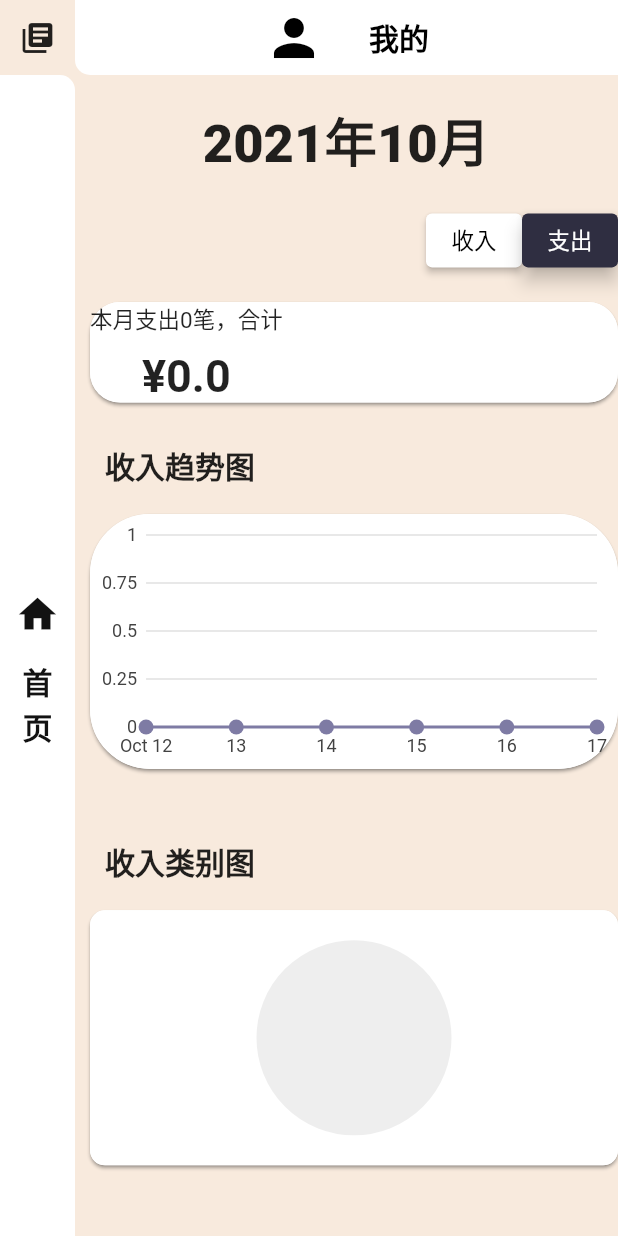
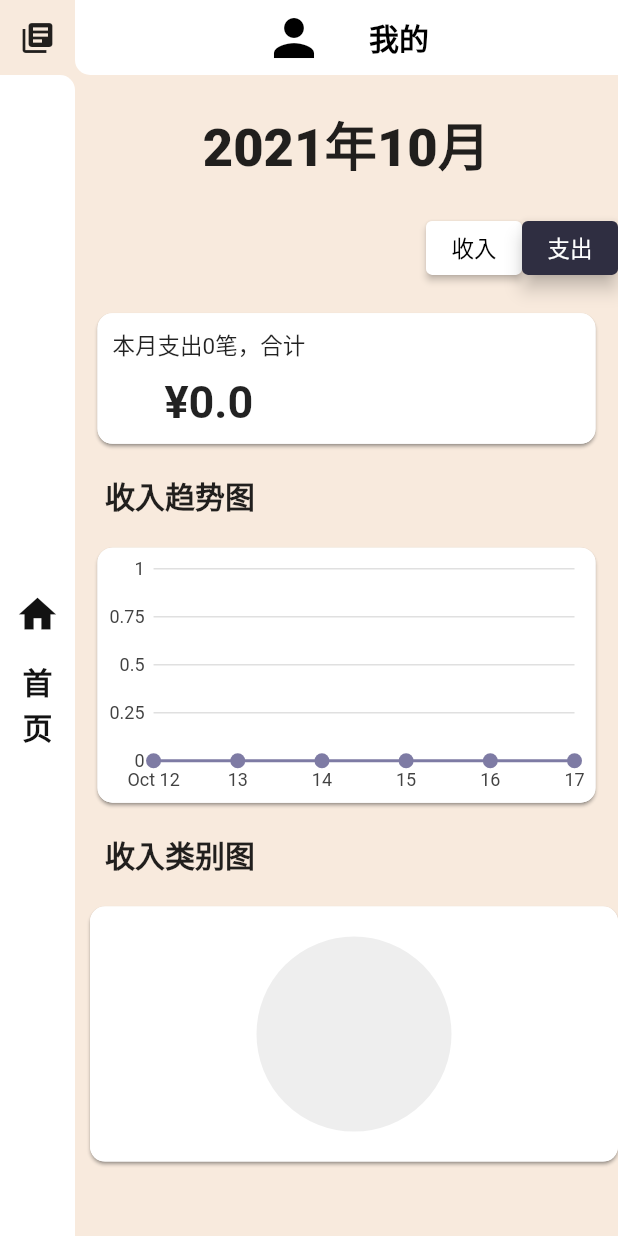
Before and after one commit to ly-xxx/CalculateBeforeFLy, a Flutter app: the StatisExpendPage screen opened by its route, on a phone screen of 412 x 824 dp. Run offline on Flutter 3.47's test engine with Material 2 defaults, Android fonts, the phone set to English and light mode, and no system bars; our stand-ins replace charts_flutter, date_format, dio, flutter_datetime_picker, fluttertoast, liquid_progress_indicator and 1 more; accounts and stored records are empty.

Commit message:
ui of expend

```diff
--- a/lib/statistics/statiscs_page_expend.dart
+++ b/lib/statistics/statiscs_page_expend.dart
@@ -145,13 +145,15 @@ class _StatisExpendPageState extends State<StatisExpendPage> {
           ),
           Card(
             color: Colors.white,
-            shadowColor: Colors.grey.shade800, // 阴影颜色
+            shadowColor: Colors.grey.shade800,
+            // 阴影颜色
             // elevation: 10, // 阴影高度
-            borderOnForeground: false, // 是否在 child 前绘制 border，默认为 true
-            margin: EdgeInsets.fromLTRB(10, 0, 0, 30), // 外边距
-
+            borderOnForeground: false,
+            // 是否在 child 前绘制 border，默认为 true
+            margin: EdgeInsets.fromLTRB(15, 0, 15, 0),
+            // 外边距
             shape: RoundedRectangleBorder(
-              borderRadius: BorderRadius.circular(40),
+              borderRadius: BorderRadius.circular(10),
               side: const BorderSide(
                 color: Colors.white,
                 width: 3,
@@ -177,10 +179,13 @@ class _StatisExpendPageState extends State<StatisExpendPage> {
           ),
           Card(
             color: Colors.white,
-            shadowColor: Colors.grey.shade800, // 阴影颜色
+            shadowColor: Colors.grey.shade800,
+            // 阴影颜色
             //elevation: 10, // 阴影高度
-            borderOnForeground: false, // 是否在 child 前绘制 border，默认为 true
-            margin: EdgeInsets.fromLTRB(10, 0, 0, 30), // 外边距
+            borderOnForeground: false,
+            // 是否在 child 前绘制 border，默认为 true
+            margin: EdgeInsets.fromLTRB(10, 0, 0, 30),
+            // 外边距
 
             shape: RoundedRectangleBorder(
               borderRadius: BorderRadius.circular(10),
@@ -204,13 +209,16 @@ class _StatisExpendPageState extends State<StatisExpendPage> {
   Card card() {
     var card = Card(
         color: Colors.white,
-        shadowColor: Colors.grey.shade800, // 阴影颜色
+        shadowColor: Colors.grey.shade800,
+        // 阴影颜色
         //elevation: 10, // 阴影高度
-        borderOnForeground: false, // 是否在 child 前绘制 border，默认为 true
-        margin: EdgeInsets.fromLTRB(10, 0, 0, 10), // 外边距
+        borderOnForeground: false,
+        // 是否在 child 前绘制 border，默认为 true
+        margin: EdgeInsets.fromLTRB(15, 0, 15, 0),
+        // 外边距
 
         shape: RoundedRectangleBorder(
-          borderRadius: BorderRadius.circular(20),
+          borderRadius: BorderRadius.circular(10),
           side: const BorderSide(
             color: Colors.white,
             width: 3,
@@ -218,6 +226,7 @@ class _StatisExpendPageState extends State<StatisExpendPage> {
         ),
         child: Container(
             alignment: Alignment(-1, -1),
+            padding: EdgeInsets.all(10),
             child: Column(children: <Widget>[
               Text(
                 '本月支出$counts笔，合计',
@@ -241,7 +250,6 @@ class _StatisExpendPageState extends State<StatisExpendPage> {
             ])));
     return card;
   }
-
   Widget getPie_e() {
     List<Piesales> dataPie = [
       Piesales(1, getMonth(now.month.toString(), 5),
```
